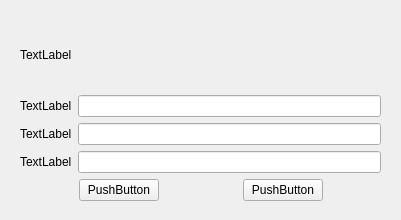
Old version of the form recharge.ui in the repository Aloereed/Flightman_Client_DATA130039.
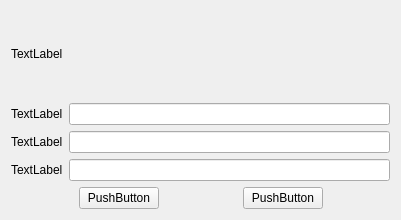
New version of the form.

What changed in the file:
```diff
--- a/recharge.ui
+++ b/recharge.ui
@@ -13,15 +13,8 @@
   <property name="windowTitle">
    <string>Form</string>
   </property>
-  <widget class="QWidget" name="layoutWidget">
-   <property name="geometry">
-    <rect>
-     <x>20</x>
-     <y>20</y>
-     <width>361</width>
-     <height>181</height>
-    </rect>
-   </property>
+  <layout class="QGridLayout" name="gridLayout">
+   <item row="0" column="0">
    <layout class="QVBoxLayout" name="verticalLayout">
     <item>
      <widget class="QLabel" name="Hint_label">
@@ -130,7 +123,8 @@
      </layout>
     </item>
    </layout>
-  </widget>
+   </item>
+  </layout>
  </widget>
  <resources/>
  <connections/>
```
Lines whose indentation alone changed are shown as unchanged.
